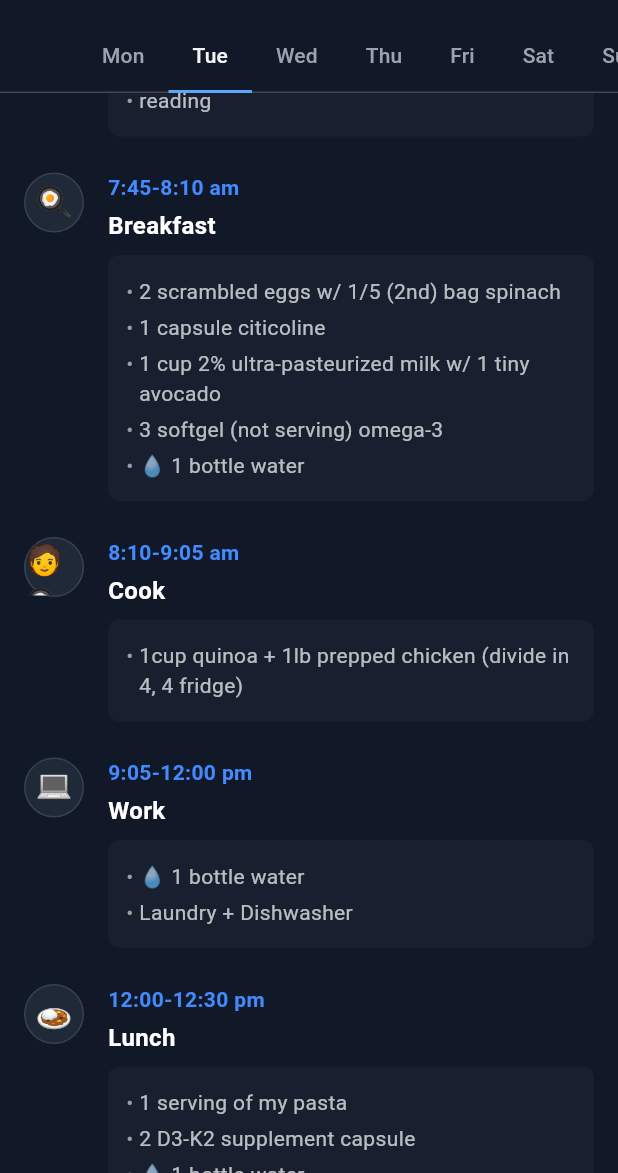
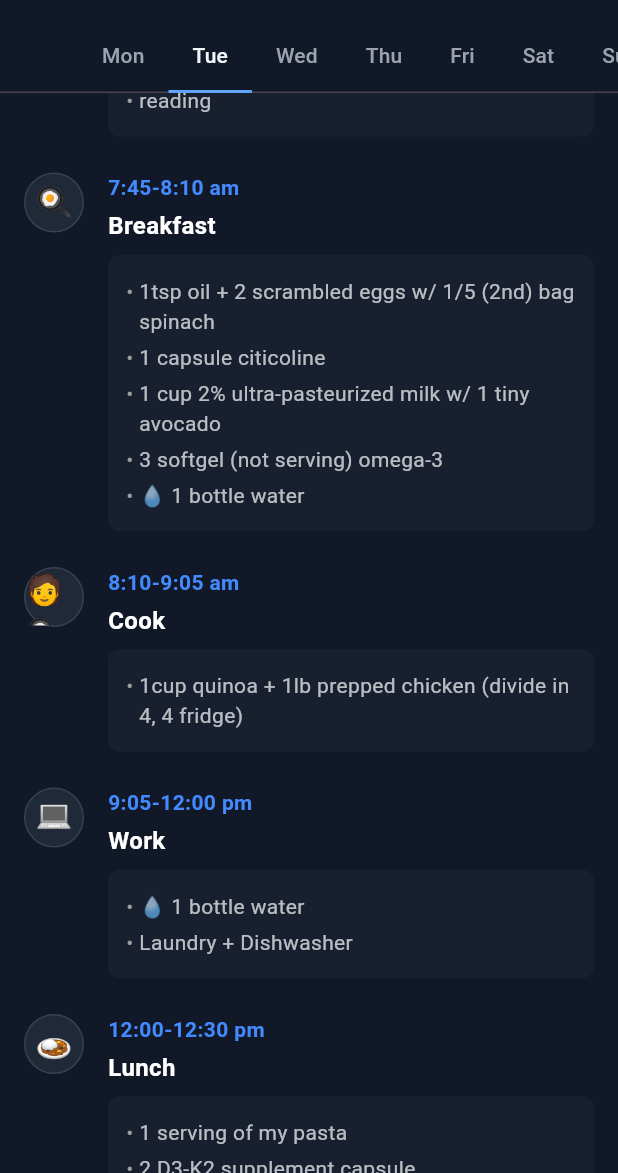
Before and after one commit to elmustslay/daily-blueprint, a Flutter app: the DailyPlanScreen screen opened directly, tab 2 chosen, scrolled down 576 dp, on a phone screen of 412 x 824 dp, the part 63-1236 px from its top. Run offline on Flutter 3.47's test engine with Material 3 defaults, Android fonts, the phone set to English and light mode, and no system bars; our stand-ins replace fl_chart, flutter_riverpod, share_plus, shared_preferences, sqflite; accounts and stored records are empty.

Commit message:
oil control

```diff
--- a/lib/features/daily_plan/data/daily_plan_data.dart
+++ b/lib/features/daily_plan/data/daily_plan_data.dart
@@ -50,7 +50,7 @@ class DailyPlanData {
       TimelineItem(time: '7:00-7:05 am', title: 'Wakeup', icon: '☀️', details: ['600mg NAC + 25mcg Selenium']),
       TimelineItem(time: '7:05-7:25 am', title: 'Get Ready', icon: '🚿', details: ['brush teeth', 'get dressed (NK 9060/Bondi)', 'wash face + moisturizer', 'put on sunscreen']),
       TimelineItem(time: '7:25-8:00 am', title: 'Morning Reading', icon: '📖', details: ['reading']),
-      TimelineItem(time: '8:00-8:25 am', title: 'Breakfast', icon: '🍳', details: ['3 scrambled eggs w/ 1/5 bag spinach', '1 capsule citicoline', '2 cup 2% ultra-pasteurized milk w/ 2 tbsp peanut butter', '💧 1 bottle water']),
+      TimelineItem(time: '8:00-8:25 am', title: 'Breakfast', icon: '🍳', details: ['1tsp oil + 3 scrambled eggs w/ 1/5 bag spinach', '1 capsule citicoline', '2 cup 2% ultra-pasteurized milk w/ 2 tbsp peanut butter', '💧 1 bottle water']),
       TimelineItem(time: '8:25-8:35 am', title: 'Grab things to take to work', icon: '🗂️', details: ['Pasta lunch', '3tsp husk', 'kindle/laptop', '2 D3-K2 capsules', 'gym outfit', 'micellar wipes', 'sunscreen', '1 banana', '2 key/wallet/phone', 'airpods', 'water bottle']),
       TimelineItem(time: '8:35-9:00 am', title: 'Commute to Work', icon: '🚗'),
       TimelineItem(time: '9:00-12:00 pm', title: 'Work', icon: '💻', details: ['💧 1 bottle water']),
@@ -69,7 +69,7 @@ class DailyPlanData {
       TimelineItem(time: '7:00-7:05 am', title: 'Wakeup', icon: '☀️', details: ['600mg NAC + 25mcg Selenium']),
       TimelineItem(time: '7:05-7:15 am', title: 'Get Ready', icon: '🚿', details: ['brush teeth', 'get dressed', 'wash face + moisturizer', 'NO sunscreen']),
       TimelineItem(time: '7:15-7:45 am', title: 'Morning Reading', icon: '📖', details: ['reading']),
-      TimelineItem(time: '7:45-8:10 am', title: 'Breakfast', icon: '🍳', details: ['2 scrambled eggs w/ 1/5 (2nd) bag spinach', '1 capsule citicoline', '1 cup 2% ultra-pasteurized milk w/ 1 tiny avocado', '3 softgel (not serving) omega-3', '💧 1 bottle water']),
+      TimelineItem(time: '7:45-8:10 am', title: 'Breakfast', icon: '🍳', details: ['1tsp oil + 2 scrambled eggs w/ 1/5 (2nd) bag spinach', '1 capsule citicoline', '1 cup 2% ultra-pasteurized milk w/ 1 tiny avocado', '3 softgel (not serving) omega-3', '💧 1 bottle water']),
       TimelineItem(time: '8:10-9:05 am', title: 'Cook', icon: '🧑‍🍳', details: ['1cup quinoa + 1lb prepped chicken (divide in 4, 4 fridge)']),
       TimelineItem(time: '9:05-12:00 pm', title: 'Work', icon: '💻', details: ['💧 1 bottle water', 'Laundry + Dishwasher']),
       TimelineItem(time: '12:00-12:30 pm', title: 'Lunch', icon: '🍛', details: ['1 serving of my pasta', '2 D3-K2 supplement capsule', '💧 1 bottle water']),
@@ -86,7 +86,7 @@ class DailyPlanData {
       TimelineItem(time: '7:00-7:05 am', title: 'Wakeup', icon: '☀️', details: ['600mg NAC + 25mcg Selenium']),
       TimelineItem(time: '7:05-7:25 am', title: 'Get Ready', icon: '🚿', details: ['brush teeth', 'get dressed (cloud x 4)', 'wash face + moisturizer', 'put on sunscreen']),
       TimelineItem(time: '7:25-8:00 am', title: 'Morning Reading', icon: '📖', details: ['reading']),
-      TimelineItem(time: '8:00-8:25 am', title: 'Breakfast', icon: '🍳', details: ['3 scrambled eggs w/ .5 mushroom', '1 capsule citicoline', '1 tiny avocado w/ 2 tbsp peanut butter', '💧 1 bottle water']),
+      TimelineItem(time: '8:00-8:25 am', title: 'Breakfast', icon: '🍳', details: ['1tsp oil + 3 scrambled eggs w/ .5 mushroom', '1 capsule citicoline', '1 tiny avocado w/ 2 tbsp peanut butter', '💧 1 bottle water']),
       TimelineItem(time: '8:25-8:35 am', title: 'Grab things to take to work', icon: '🗂️', details: ['Pasta lunch', '2tsp husk', 'kindle/laptop', '2 D3-K2 capsules', 'gym outfit', 'micellar wipes', 'sunscreen', '1 banana', '2 key/wallet/phone', 'airpods', 'water bottle']),
       TimelineItem(time: '8:35-9:00 am', title: 'Commute to Work', icon: '🚗'),
       TimelineItem(time: '9:00-12:00 pm', title: 'Work', icon: '💻', details: ['💧 1 bottle water']),
@@ -105,7 +105,7 @@ class DailyPlanData {
       TimelineItem(time: '7:00-7:05 am', title: 'Wakeup', icon: '☀️', details: ['600mg NAC + 25mcg Selenium']),
       TimelineItem(time: '7:05-7:15 am', title: 'Get Ready', icon: '🚿', details: ['brush teeth', 'get dressed', 'wash face + moisturizer', 'NO sunscreen']),
       TimelineItem(time: '7:15-7:45 am', title: 'Morning Reading', icon: '📖', details: ['reading']),
-      TimelineItem(time: '7:45-8:10 am', title: 'Breakfast', icon: '🍳', details: ['2 scrambled eggs w/ 1/5 (3rd) bag spinach', '1 capsule citicoline', '1 cup 2% ultra-pasteurized milk w/ 1 tiny avocado', '3 softgel (not serving) omega-3', '💧 1 bottle water']),
+      TimelineItem(time: '7:45-8:10 am', title: 'Breakfast', icon: '🍳', details: ['1tsp oil + 2 scrambled eggs w/ 1/5 (3rd) bag spinach', '1 capsule citicoline', '1 cup 2% ultra-pasteurized milk w/ 1 tiny avocado', '3 softgel (not serving) omega-3', '💧 1 bottle water']),
       TimelineItem(time: '8:10-12:00 pm', title: 'Work', icon: '💻', details: ['💧 1 bottle water', 'Laundry + Dishwasher']),
       TimelineItem(time: '12:00-12:30 pm', title: 'Lunch', icon: '🍛', details: ['1 serving of my pasta', '2 D3-K2 supplement capsule', '💧 1 bottle water']),
       TimelineItem(time: '12:30-4:00 pm', title: 'Work', icon: '💻', details: ['💧 1 bottle water', 'Laundry + Dishwasher']),
@@ -122,7 +122,7 @@ class DailyPlanData {
       TimelineItem(time: '7:00-7:05 am', title: 'Wakeup', icon: '☀️', details: ['600mg NAC + 25mcg Selenium']),
       TimelineItem(time: '7:05-7:25 am', title: 'Get Ready', icon: '🚿', details: ['brush teeth', 'get dressed (cloud x 4)', 'wash face + moisturizer', 'put on sunscreen']),
       TimelineItem(time: '7:25-8:00 am', title: 'Morning Reading', icon: '📖', details: ['reading']),
-      TimelineItem(time: '8:00-8:25 am', title: 'Breakfast', icon: '🍳', details: ['3 scrambled eggs w/ 1/5 (4th) bag spinach', '1 capsule citicoline', '1 tiny avocado', '2 cup 2% ultra-pasteurized milk w/ 2 tbsp peanut butter', '💧 1 bottle water']),
+      TimelineItem(time: '8:00-8:25 am', title: 'Breakfast', icon: '🍳', details: ['1tsp oil + 3 scrambled eggs w/ 1/5 (4th) bag spinach', '1 capsule citicoline', '1 tiny avocado', '2 cup 2% ultra-pasteurized milk w/ 2 tbsp peanut butter', '💧 1 bottle water']),
       TimelineItem(time: '8:25-8:35 am', title: 'Grab things to take to work', icon: '🗂️', details: ['Pasta lunch', '3tsp husk', 'kindle/laptop', '2 D3-K2 capsules', 'gym outfit', 'micellar wipes', 'sunscreen', '1 banana', '2 key/wallet/phone', 'airpods', 'water bottle']),
       TimelineItem(time: '8:35-9:00 am', title: 'Commute to Work', icon: '🚗'),
       TimelineItem(time: '9:00-12:00 pm', title: 'Work', icon: '💻', details: ['💧 1 bottle water']),
@@ -140,7 +140,7 @@ class DailyPlanData {
     'sat': [
       TimelineItem(time: '7:00-7:20 am', title: 'Wakeup', icon: '☀️', details: ['600mg NAC + 25mcg Selenium']),
       TimelineItem(time: '7:20-7:40 am', title: 'Get Ready', icon: '🚿', details: ['brush teeth', 'get dressed for gym (Hoka Bondi 8)', 'wash face + moisturizer']),
-      TimelineItem(time: '7:40-8:10 am', title: 'Breakfast', icon: '🍳', details: ['3 scrambled eggs w/ .5 mushroom', '1 tiny avocado w/ 2 tbsp peanut butter', '3 softgel (not serving) omega-3', '💧 1 bottle water']),
+      TimelineItem(time: '7:40-8:10 am', title: 'Breakfast', icon: '🍳', details: ['1tsp oil + 3 scrambled eggs w/ .5 mushroom', '1 tiny avocado w/ 2 tbsp peanut butter', '3 softgel (not serving) omega-3', '💧 1 bottle water']),
       TimelineItem(time: '8:10-8:45 am', title: 'Relax', icon: '📖', details: ['20mg adderall IR']),
       TimelineItem(time: '8:45-12:00 pm', title: 'Study', icon: '📚', details: ['💧 1 bottle water']),
       TimelineItem(time: '12:00-12:30 pm', title: 'Lunch', icon: '🍛', details: ['1/4 cup quinoa + 1/4 pound chicken breast', '2 D3-K2 supplement capsule', '💧 1 bottle water']),
@@ -159,7 +159,7 @@ class DailyPlanData {
     'sun': [
       TimelineItem(time: '7:00-7:30 am', title: 'Wakeup + get ready', icon: '☀️', details: ['get dressed for shopping (NK 9060)', 'brush teeth', 'wash face + moisturizer', '600mg NAC + 25mcg Selenium']),
       TimelineItem(time: '7:30-9:00 am', title: 'Morning Reading', icon: '📖', details: ['reading']),
-      TimelineItem(time: '9:00-9:30 am', title: 'Breakfast', icon: '🍳', details: ['3 scrambled eggs', '20mg adderall IR', '3 softgel (not serving) omega-3', '1 tbsp peanut butter w/ 1 tiny avocado', '💧 1 bottle water']),
+      TimelineItem(time: '9:00-9:30 am', title: 'Breakfast', icon: '🍳', details: ['1tsp oil + 3 scrambled eggs', '20mg adderall IR', '3 softgel (not serving) omega-3', '1 tbsp peanut butter w/ 1 tiny avocado', '💧 1 bottle water']),
       TimelineItem(time: '9:30-2:00 pm', title: 'Study Time', icon: '📚'),
       TimelineItem(time: '2:00-2:30 pm', title: 'Lunch', icon: '🍛', details: ['1/4 cup quinoa + 1/4 pound chicken breast', '1/4 cup almonds', '2 D3-K2 supplement capsule', '💧 1 bottle water']),
       TimelineItem(time: '2:30-3:30 pm', title: 'Grocery Shop', icon: '🛒', details: ['wash hand + put on sunscreen', 'check what I have before going', "Trader Joe's (all groceries are bought there)", '💧 1 bottle water + 1 scoop Greens Powder']),
--- a/lib/features/recipe/presentation/recipe_screen.dart
+++ b/lib/features/recipe/presentation/recipe_screen.dart
@@ -51,7 +51,7 @@ class RecipeScreen extends StatelessWidget {
             ingredients: [
               '2 cups water',
               '1 cup quinoa, rinsed',
-              'Avocado oil (for cooking)',
+              'Avocado oil (2tsp + 1tbsp)',
               '1 lb diced chicken',
               '2 tbsp butter',
               'Salt, pepper, paprika, and cumin to taste',
@@ -64,7 +64,7 @@ class RecipeScreen extends StatelessWidget {
             ],
             instructions: [
               'Prep Chicken (Sunday): Dry the chicken completely and dice it. In a ziplock, mix with 2tsp avocado oil, 1tsp salt, 1/2tsp black pepper, 1tsp smoked paprika, 1/2 tsp cumin. Store in fridge until Tuesday.',
-              'Heat Pan: Heat a bit of avocado oil in the sauté pan over medium-high heat.',
+              'Heat Pan: Heat a bit of avocado oil (1 tbsp) in the sauté pan over medium-high heat.',
               'Cook Chicken: Once oil dances, add the chicken. Let sear 4 minutes without stirring.',
               'Stir Chicken: After the 4 min, stir occasionally and cook until golden brown and fully cooked (~7-10 minutes total). Once done, add 1 tbsp butter to it.',
               'Cook Quinoa: In the saucepan, bring 2 cups of water to a boil.',
@@ -83,7 +83,7 @@ class RecipeScreen extends StatelessWidget {
             yields: '3 Portions (3 Fridge)',
             ingredients: [
               '1 lb salmon',
-              'Avocado oil, salt, pepper (as needed)',
+              '1-2 tsp avocado oil, salt, pepper (as needed)',
             ],
             equipment: [],
             instructions: [
```
Also changed, not shown: 1 other file.
